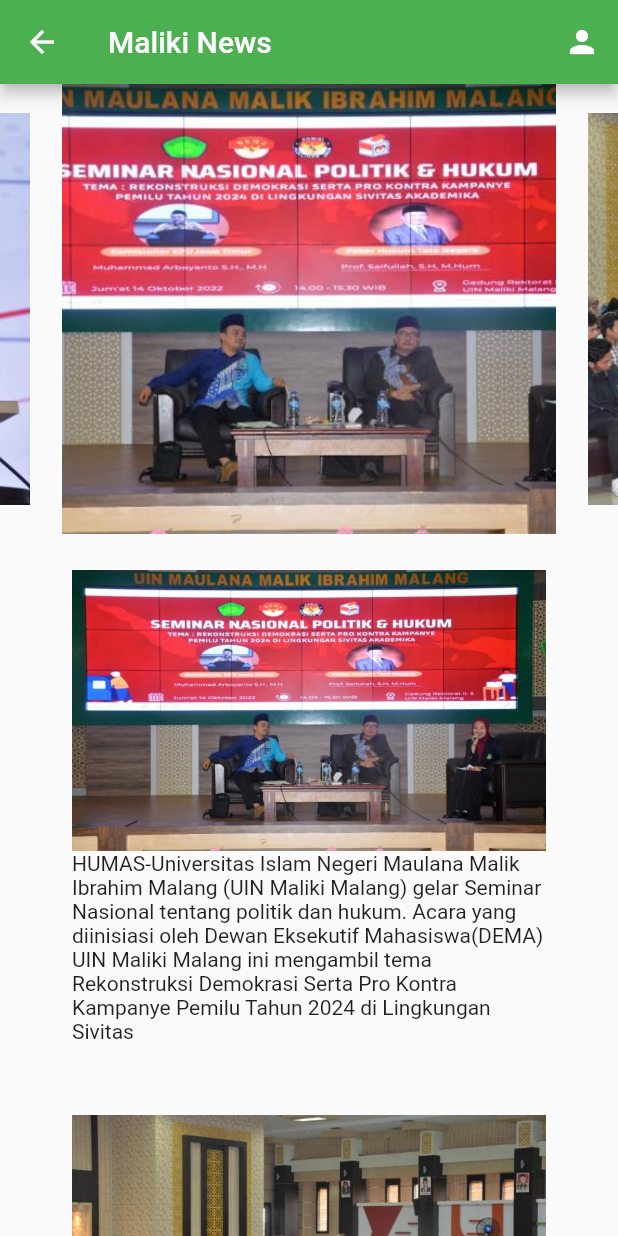
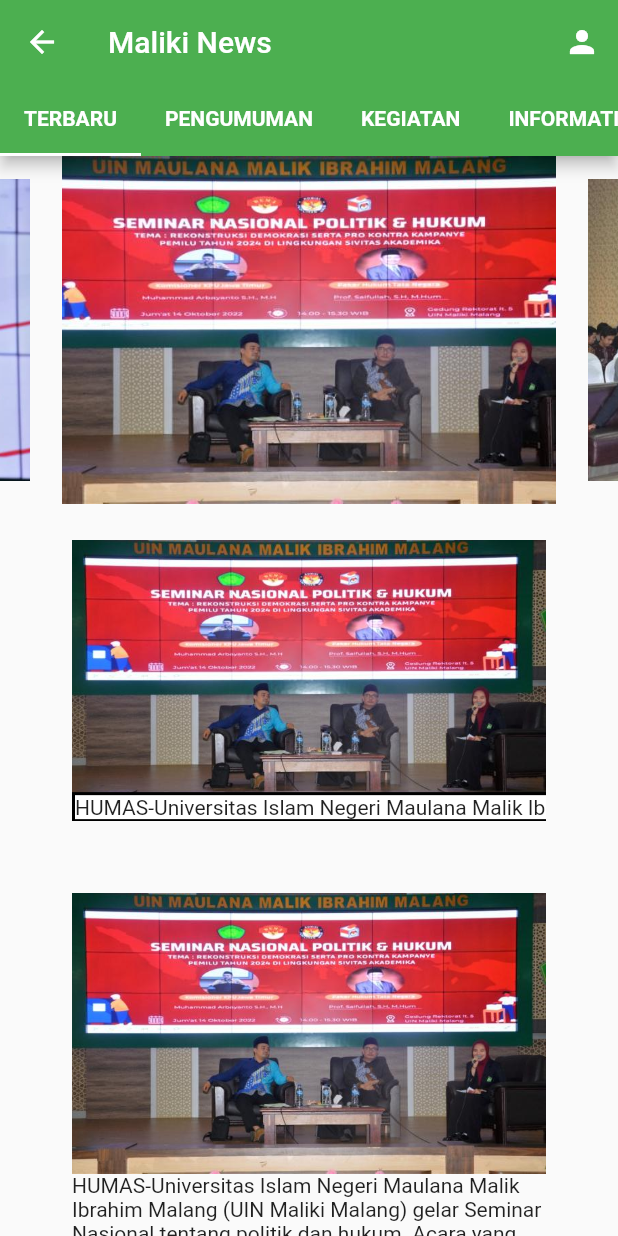
Before and after one commit to Efrosine/TAv2, a Flutter app: the screen it shows after launch, after a tap on "Login", on a phone screen of 412 x 824 dp. Run offline on Flutter 3.47's test engine with Material 2 defaults, Android fonts, the phone set to English and light mode, and no system bars; drawn by our look-alikes of carousel_slider.

Commit message:
entah udate opo

```diff
--- /dev/null
+++ b/lib/Dasboardv2.dart
@@ -0,0 +1,63 @@
+import 'package:flutter/material.dart';
+import 'package:flutter/src/widgets/container.dart';
+import 'package:flutter/src/widgets/framework.dart';
+import 'package:tugas_akhir_v2/Dashboard.dart';
+import 'package:tugas_akhir_v2/Profile.dart';
+import 'package:tugas_akhir_v2/dasv3.dart';
+
+import 'home.dart';
+
+class Dasboardv2 extends StatelessWidget {
+  const Dasboardv2({super.key});
+
+  @override
+  Widget build(BuildContext context) {
+    return DefaultTabController(
+      length: 4,
+      child: Scaffold(
+          appBar: AppBar(
+            title: Text('Maliki News'),
+            backgroundColor: Colors.green,
+            actions: [
+              IconButton(
+                  onPressed: () {
+                    Navigator.push(
+                        context,
+                        MaterialPageRoute(
+                          builder: (context) => Profile(),
+                        ));
+                  },
+                  icon: Icon(
+                    Icons.person,
+                    color: Colors.white,
+                  ))
+            ],
+            bottom: TabBar(indicatorColor: Colors.white,isScrollable: true, labelColor: Colors.green, tabs: [
+              Tab(
+                child: Text('TERBARU',
+                    style: TextStyle(
+                        color: Colors.white, fontWeight: FontWeight.bold)),
+              ),
+              Tab(
+                child: Text('PENGUMUMAN',
+                    style: TextStyle(
+                        color: Colors.white, fontWeight: FontWeight.bold)),
+              ),
+              Tab(
+                child: Text('KEGIATAN',
+                    style: TextStyle(
+                        color: Colors.white, fontWeight: FontWeight.bold)),
+              ),
+              Tab(
+                child: Text('INFORMATIKA',
+                    style: TextStyle(
+                        color: Colors.white, fontWeight: FontWeight.bold)),
+              ),
+            ]),
+          ),
+          body: TabBarView(
+            children: [Dashboard(), dasv3(), Home(), dasv3()],
+          )),
+    );
+  }
+}
--- a/lib/Dashboard.dart
+++ b/lib/Dashboard.dart
@@ -8,35 +8,11 @@ class Dashboard extends StatelessWidget {
   @override
   Widget build(BuildContext context) {
     return Scaffold(
-      appBar: AppBar(
-        title: Text('Maliki News'),
-        backgroundColor: Colors.green,
-        actions: [
-          IconButton(
-              onPressed: () {
-                Navigator.push(
-                    context,
-                    MaterialPageRoute(
-                      builder: (context) => Profile(),
-                    ));
-              },
-              icon: Icon(Icons.person,color: Colors.white,))
-        ],
-        leading: GestureDetector(
-          onTap: () {
-            Navigator.pop(context);
-          },
-          child: Icon(Icons.arrow_back),
-        ),
-      ),
       body: ListView(
         children: [
           CarouselSlider(
             options: CarouselOptions(
-              autoPlay: true,
-              height: 300,
-              enlargeCenterPage: true,
-            ),
+                autoPlay: true, enlargeCenterPage: true, aspectRatio: 16 / 9),
             items: [
               Container(
                 width: double.infinity,
@@ -62,7 +38,22 @@ class Dashboard extends StatelessWidget {
             ],
           ),
           Padding(
-            padding: const EdgeInsets.symmetric(horizontal: 48,vertical:24),
+            padding: const EdgeInsets.symmetric(horizontal: 48, vertical: 24),
+            child: Stack(children: [
+              Image.asset('assets/images/news1.jpg'),
+              Positioned(
+                bottom: -1,
+                  child: Container(
+                decoration: BoxDecoration(
+                    color: Colors.white,
+                    border: Border.all(width: 2, color: Colors.black)),child: Text(
+                    'HUMAS-Universitas Islam Negeri Maulana Malik Ibrahim Malang (UIN Maliki Malang) gelar Seminar Nasional tentang politik dan hukum. Acara yang diinisiasi oleh Dewan Eksekutif Mahasiswa(DEMA) UIN Maliki Malang ini mengambil tema Rekonstruksi Demokrasi Serta Pro Kontra Kampanye Pemilu Tahun 2024 di Lingkungan Sivitas')
+              ,
+              ))
+            ]),
+          ),
+          Padding(
+            padding: const EdgeInsets.symmetric(horizontal: 48, vertical: 24),
             child: Column(
               children: [
                 Image.asset('assets/images/news1.jpg'),
@@ -72,7 +63,7 @@ class Dashboard extends StatelessWidget {
             ),
           ),
           Padding(
-            padding: const EdgeInsets.symmetric(horizontal: 48,vertical: 24),
+            padding: const EdgeInsets.symmetric(horizontal: 48, vertical: 24),
             child: Column(
               children: [
                 Image.asset('assets/images/news2.jpg'),
@@ -82,7 +73,7 @@ class Dashboard extends StatelessWidget {
             ),
           ),
           Padding(
-            padding: const EdgeInsets.symmetric(horizontal: 48,vertical: 24),
+            padding: const EdgeInsets.symmetric(horizontal: 48, vertical: 24),
             child: Column(
               children: [
                 Image.asset('assets/images/news3.jpg'),
--- /dev/null
+++ b/lib/Login.dart
@@ -0,0 +1,135 @@
+import 'package:flutter/material.dart';
+import 'package:flutter/src/widgets/container.dart';
+import 'package:flutter/src/widgets/framework.dart';
+
+import 'Dasboardv2.dart';
+import 'Dashboard.dart';
+
+class Login extends StatelessWidget {
+  const Login({super.key});
+
+  @override
+  Widget build(BuildContext context) {
+    return Scaffold(
+      backgroundColor: Color.fromARGB(255, 244, 248, 243),
+      body: Container(
+        child: Column(
+          children: [
+            Container(
+              height: 360,
+              decoration: BoxDecoration(
+                  image: DecorationImage(
+                      image: AssetImage('assets/images/BG.png'),
+                      fit: BoxFit.fill)),
+              child: Stack(children: [
+                Positioned(
+                    left: 14,
+                    top: 93,
+                    width: 80,
+                    height: 90,
+                    child: ColorFiltered(
+                      colorFilter: ColorFilter.mode(
+                          Color.fromRGBO(72, 167, 11, 1), BlendMode.color),
+                      child: Container(
+                          decoration: BoxDecoration(
+                              image: DecorationImage(
+                                  image: AssetImage(
+                                      'assets/images/vectorB.png')))),
+                    )),
+                Positioned(
+                    left: 90,
+                    top: 50,
+                    width: 50,
+                    height: 46,
+                    child: Container(
+                      decoration: BoxDecoration(
+                          image: DecorationImage(
+                              image: AssetImage('assets/images/vectorB.png'))),
+                    )),
+                Positioned(
+                    child: Container(
+                  margin: EdgeInsets.only(top: 20),
+                  child: Center(
+                    child: Text(
+                      'LOGIN',
+                      style: TextStyle(
+                          color: Colors.white,
+                          fontSize: 48,
+                          fontWeight: FontWeight.bold),
+                    ),
+                  ),
+                ))
+              ]),
+            ),
+            Padding(
+              padding: EdgeInsets.all(24),
+              child: Column(
+                children: [
+                  Container(
+                    padding: EdgeInsets.all(4),
+                    decoration: BoxDecoration(
+                      color: Colors.white,
+                      borderRadius: BorderRadius.circular(10),
+                      boxShadow: [
+                        BoxShadow(
+                            color: Color.fromRGBO(72, 167, 11, .1),
+                            blurRadius: 20,
+                            offset: Offset(1, 1.5))
+                      ],
+                    ),
+                    child: Column(
+                      children: [
+                        Container(
+                          padding: EdgeInsets.all(8),
+                          decoration: BoxDecoration(
+                              border: Border(
+                                  bottom:
+                                      BorderSide(color: Colors.grey.shade100))),
+                          child: TextField(
+                            decoration: InputDecoration(
+                                border: InputBorder.none,
+                                hintText: 'NIM',
+                                hintStyle: TextStyle(color: Colors.grey[400])),
+                          ),
+                        ),
+                        Container(
+                          padding: EdgeInsets.all(8),
+                          child: TextField(
+                            decoration: InputDecoration(
+                                border: InputBorder.none,
+                                hintText: 'Pasword',
+                                hintStyle: TextStyle(color: Colors.grey[400])),
+                          ),
+                        )
+                      ],
+                    ),
+                  ),
+                  SizedBox(
+                    height: 30,
+                  ),
+                  GestureDetector(
+                    onTap: () {Navigator.push(context, MaterialPageRoute(builder: (context) => Dasboardv2(),));},
+                    child: Container(
+                        height: 50,
+                        decoration: BoxDecoration(
+                            borderRadius: BorderRadius.circular(10),
+                            gradient: LinearGradient(colors: [
+                              Color.fromRGBO(72, 167, 11, .5),
+                              Color.fromRGBO(72, 167, 11, .6),
+                            ])),
+                        child: Center(
+                          child: Text('Login',
+                              style: TextStyle(
+                                  color: Colors.white,
+                                  fontWeight: FontWeight.bold)),
+                        )),
+                  )
+                ],
+              ),
+            )
+          ],
+        ),
+      ),
+    );
+  }
+}
--- a/lib/main.dart
+++ b/lib/main.dart
@@ -1,5 +1,6 @@
 import 'package:flutter/material.dart';
 import 'package:tugas_akhir_v2/Leading.dart';
+import 'Login.dart';
 
 void main() {
   runApp(const MyApp());
@@ -25,7 +26,7 @@ class MyApp extends StatelessWidget {
         // is not restarted.
         primarySwatch: Colors.blue,
       ),
-      home: const Leading(),
+      home: const Login(),
     );
   }
 }
--- a/pubspec.yaml
+++ b/pubspec.yaml
@@ -37,6 +37,7 @@ dependencies:
   # Use with the CupertinoIcons class for iOS style icons.
   cupertino_icons: ^1.0.2
   carousel_slider: ^4.1.1
+
 
 dev_dependencies:
   flutter_test:
```
Also changed, not shown: lib/Berita.dart (added, +20 -0 lines), lib/Profile.dart (+27 -27 lines), lib/dasv3.dart (added, +14 -0 lines), lib/home.dart (added, +47 -0 lines), assets/images/BG.png (added), assets/images/vectorB.png (added).
